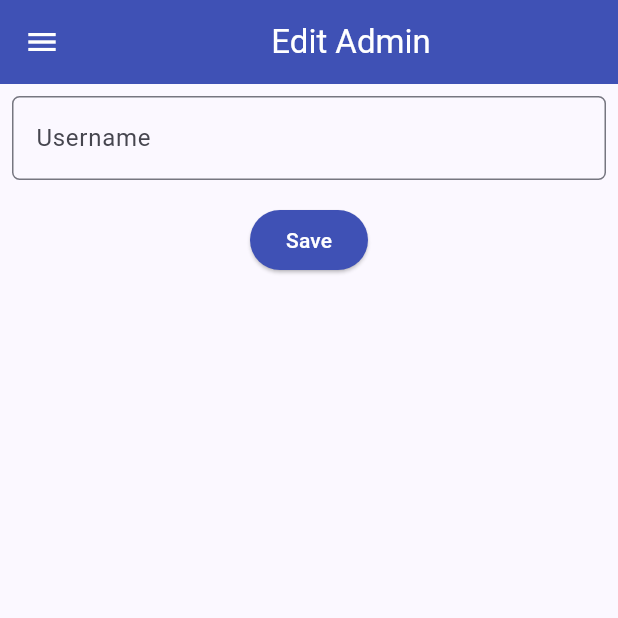
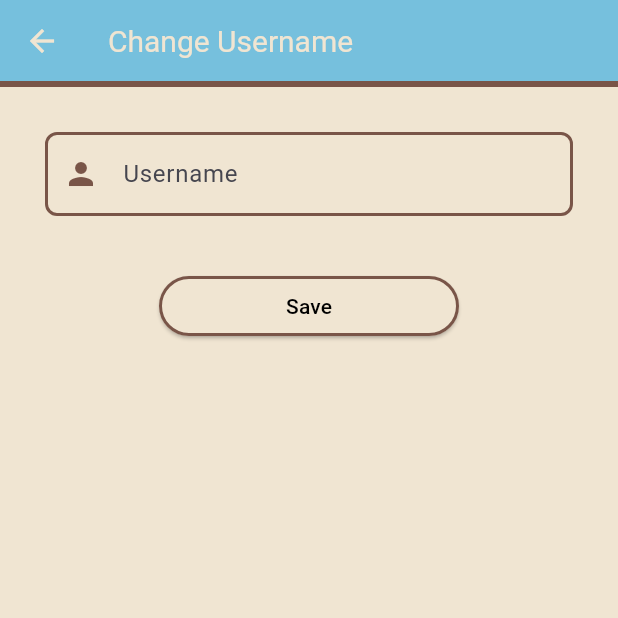
Before and after one commit to PBP-A11/tales-tails-cafe-mobile, a Flutter app: the EditUserProfilePage screen opened directly, on a phone screen of 412 x 824 dp, the top half of it. Run offline on Flutter 3.47's test engine with Material 3 defaults, Android fonts, the phone set to English and light mode, and no system bars; our stand-ins replace flutter_rating_bar, google_fonts; missing offline and left inert: pbp_django_auth; network calls fail.

Commit message:
fix bug because conflict

```diff
--- a/lib/screens/detail_mybooks.dart
+++ b/lib/screens/detail_mybooks.dart
@@ -57,7 +57,6 @@ class MyBooksDetail extends StatelessWidget {
                     ),
                   );
 
-                  var usn;
                   Navigator.pushReplacement(
                     context,
                     MaterialPageRoute(builder: (context) => MyBookPage(username: usn)),
--- a/lib/screens/edit_user_profile.dart
+++ b/lib/screens/edit_user_profile.dart
@@ -1,10 +1,10 @@
 import 'dart:convert';
 
 import 'package:flutter/material.dart';
+import 'package:google_fonts/google_fonts.dart';
 import 'package:pbp_django_auth/pbp_django_auth.dart';
 import 'package:provider/provider.dart';
-import 'package:tales_tails_cafe/screens/profile_user.dart';
-import 'package:tales_tails_cafe/widgets/left_drawer.dart';
+import 'package:tales_tails_cafe/screens/profile_page.dart';
 
 
 class EditUserProfilePage extends StatefulWidget {
@@ -26,15 +26,27 @@ class _EditUserProfilePageState extends State<EditUserProfilePage> {
         return
         Scaffold(
         appBar: AppBar(
-            title: const Center(
-            child: Text(
-                'Edit Admin',
+            title: Text(
+                'Change Username',
+                style: GoogleFonts.mochiyPopPOne(
+                  fontSize: 20,
+                  color: Color.fromARGB(255, 240, 229, 210)
                 ),
             ),
-            backgroundColor: Colors.indigo,
-            foregroundColor: Colors.white,
+            backgroundColor: Color.fromARGB(255, 118, 192, 221),
+            foregroundColor: Color.fromARGB(255, 240, 229, 210),
+            bottom: PreferredSize(
+            preferredSize: Size.fromHeight(2.0), // Tinggi garis bawah AppBar
+            child: Container(
+              decoration: const BoxDecoration(
+                  border: Border(
+                      bottom: BorderSide(
+                          color: Colors.brown,
+                          width: 4))), // Ubah warna garis sesuai keinginan
           ),
-        drawer: const LeftDrawer(),
+        ),
+        ),
+        backgroundColor: Color.fromARGB(255, 240, 229, 210),
         body: Form(
             key: _formKey,
             child: SingleChildScrollView(
@@ -42,26 +54,14 @@ class _EditUserProfilePageState extends State<EditUserProfilePage> {
                         crossAxisAlignment: CrossAxisAlignment.start,
                         children: [
                             Padding(
-                                padding: const EdgeInsets.all(8.0),
+                            padding: const EdgeInsets.all(30.0),
                             child: TextFormField(
                                 decoration: InputDecoration(
                                 hintText: "Username",
                                 labelText: "Username",
                                 border: OutlineInputBorder(
-                                        borderRadius: BorderRadius.circular(5.0),
-                                    ),
-                                    ),
-                                    onChanged: (String? value) {
-                                    setState(() {
-                                        _username = value!;
-                                    });
-                                    },
-                                    validator: (String? value) {
-                                    if (value == null || value.isEmpty) {
-                                        return "Nama tidak boleh kosong!";
-                                    }
-                                    return null;
-                                    },
+                                    borderRadius: BorderRadius.circular(8.0),
+                                    borderSide: const BorderSide(color: Colors.brown, width: 4.0),
                                 ),
                                   focusedBorder: OutlineInputBorder(
                                     borderRadius: BorderRadius.circular(8.0),
@@ -75,16 +75,31 @@ class _EditUserProfilePageState extends State<EditUserProfilePage> {
                                     Icons.person, // Ganti dengan ikon yang sesuai
                                     color: Colors.brown, // Warna ikon
                                   ),
-
+                                ),
+                                onChanged: (String? value) {
+                                setState(() {
+                                    _username = value!;
+                                });
+                                },
+                                validator: (String? value) {
+                                if (value == null || value.isEmpty) {
+                                    return "Username tidak boleh kosong!";
+                                }
+                                return null;
+                                },
+                            ),
                             ),
                             Align(
                                 alignment: Alignment.bottomCenter,
                                 child: Padding(
-                                        padding: const EdgeInsets.all(8.0),
+                                    padding: const EdgeInsets.all(10.0),
+                                    child: SizedBox(
+                                      width: 200,
+                                      height: 40,
                                       child: ElevatedButton(
-                                            style: ButtonStyle(
-                                                backgroundColor:
-                                                    MaterialStateProperty.all(Colors.indigo),
+                                          style: ElevatedButton.styleFrom(
+                                            backgroundColor: Color.fromARGB(255, 240, 229, 210),
+                                            side: BorderSide(color: Colors.brown, width: 2),
                                           ),
                                             onPressed: () async {
                                               if (_formKey.currentState!.validate()) {
@@ -101,7 +116,7 @@ class _EditUserProfilePageState extends State<EditUserProfilePage> {
                                                       ));
                                                       Navigator.pushReplacement(
                                                           context,
-                                                            MaterialPageRoute(builder: (context) => UserProfilePage()),
+                                                          MaterialPageRoute(builder: (context) => UserProfilePages()),
                                                       );
                                                   } else {
                                                       ScaffoldMessenger.of(context)
@@ -114,7 +129,8 @@ class _EditUserProfilePageState extends State<EditUserProfilePage> {
                                           },
                                           child: const Text(
                                               "Save",
-                                                style: TextStyle(color: Colors.white),
+                                              style: TextStyle(color: Colors.black),
+                                          ),
                                       ),
                                     ),
                                 ),
--- a/lib/screens/login.dart
+++ b/lib/screens/login.dart
@@ -9,6 +9,7 @@ void main() {
 
 bool loggedIn = false;
 bool isAdmin = false;
+String usn = "";
 
 class LoginApp extends StatelessWidget {
   const LoginApp({super.key});
@@ -73,7 +74,7 @@ class _LoginPageState extends State<LoginPage> {
                 // Untuk menyambungkan Android emulator dengan Django pada localhost,
                 // gunakan URL http://10.0.2.2/
                 final response =
-                    await request.login("http://127.0.0.1:8000/auth/login/", {
+                    await request.login("https://talesandtailscafe-a11-tk.pbp.cs.ui.ac.id/auth/login/", {
                   'username': username,
                   'password': password,
                 });
@@ -82,6 +83,7 @@ class _LoginPageState extends State<LoginPage> {
                   loggedIn = true;
                   String message = response['message'];
                   String uname = response['username'];
+                  usn = uname;
                   if (response['user_type'] == "ADMIN") {
                     isAdmin = true;
                   } else {
```
Also changed, not shown: lib/screens/catalog.dart (+82 -99 lines), lib/screens/detail_book.dart (+25 -23 lines), lib/screens/menu.dart (+6 -4 lines). Lines whose indentation alone changed are shown as unchanged.
